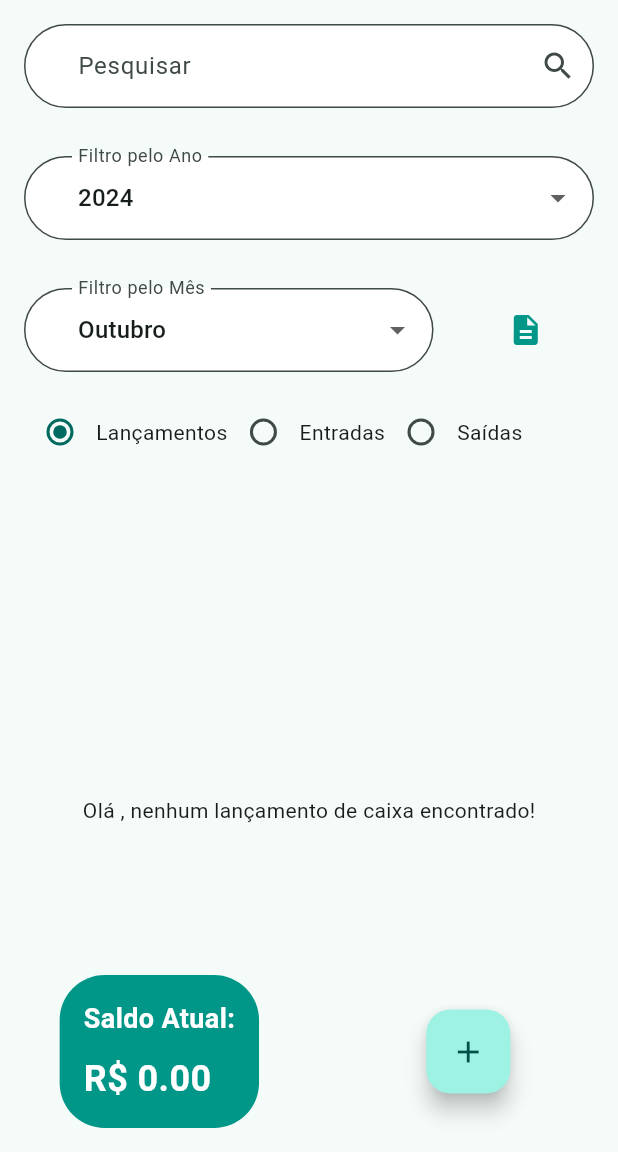
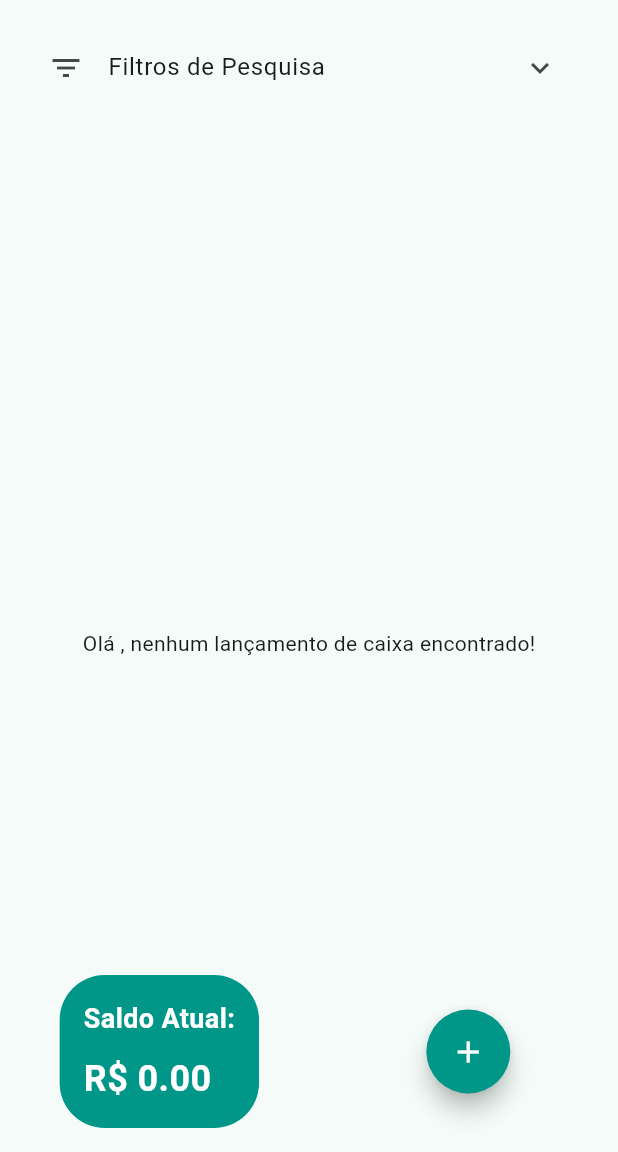
Before and after one commit to Caio-eng/leal_financial_point, a Flutter app: the screen it shows once a user with an empty profile is signed in, in the side drawer, after a tap on "Caixa", on a phone screen of 412 x 824 dp, the part 84-1236 px from its top. Run offline on Flutter 3.47's test engine with Material 3 defaults, Android fonts, the phone set to English and light mode, and no system bars; drawn by our look-alikes of flutter_speed_dial; our stand-ins replace cloud_firestore, firebase_auth, firebase_core, firebase_storage, gallery_saver, image_picker and 2 more; missing offline and left inert: dart:html, validadores; accounts and stored records are empty; generated files the repository leaves out were written again.

Commit message:
melhoria no layout

```diff
--- a/lib/screen/fiancial_screen/financial_box_screen.dart
+++ b/lib/screen/fiancial_screen/financial_box_screen.dart
@@ -3,6 +3,7 @@ import 'dart:io';
 import 'package:cloud_firestore/cloud_firestore.dart';
 import 'package:firebase_auth/firebase_auth.dart';
 import 'package:flutter/material.dart';
+import 'package:flutter_speed_dial/flutter_speed_dial.dart';
 import 'package:leal_apontar/components/menu.dart';
 import 'package:leal_apontar/model/financial_box.dart';
 import 'package:leal_apontar/screen/fiancial_screen/financial_box_register_screen.dart';
@@ -86,37 +87,15 @@ class _FinancialBoxScreenState extends State<FinancialBoxScreen> {
         children: [
           Padding(
             padding: const EdgeInsets.all(16),
-            child: TextField(
-              controller: _searchController,
-              decoration: InputDecoration(
-                contentPadding: const EdgeInsets.fromLTRB(32, 16, 32, 16),
-                hintText: 'Digite o que deseja pesquisar',
-                labelText: 'Pesquisar',
-                suffixIcon: IconButton(
-                  icon: const Icon(Icons.search),
-                  onPressed: () {
-                    setState(() {
-                      searchQuery = _searchController.text.trim().toLowerCase();
-                      saldoCalculado = false; // Reseta cálculo de saldo ao pesquisar
-                    });
-                  },
-                ),
-                filled: true,
-                fillColor: Colors.white,
-                border: OutlineInputBorder(
-                  borderRadius: BorderRadius.circular(32),
-                ),
-              ),
-              onChanged: (value) {
-                setState(() {
-                  searchQuery = value.trim().toLowerCase();
-                  saldoCalculado = false; // Reseta cálculo de saldo ao digitar
-                });
-              },
-            ),
-          ),
+            child: ExpansionTile(
+              title: const Text('Filtros de Pesquisa'),
+              leading: const Icon(Icons.filter_list),
+              children: [
                 Padding(
                   padding: const EdgeInsets.all(16),
+                  child: Row(
+                    children: [
+                      Expanded(
                         child: DropdownButtonFormField<String>(
                           value: anoSelecionado,
                           items: getAnoOptions(),
@@ -132,12 +111,8 @@ class _FinancialBoxScreenState extends State<FinancialBoxScreen> {
                           ),
                         ),
                       ),
-          Padding(
-            padding: const EdgeInsets.all(16),
-            child: Row(
-              children: [
+                      const SizedBox(width: 16),
                       Expanded(
-                  flex: 3,
                         child: DropdownButtonFormField<String>(
                           value: mesSelecionado,
                           items: getMesOptions(),
@@ -152,23 +127,6 @@ class _FinancialBoxScreenState extends State<FinancialBoxScreen> {
                           ),
                         ),
                       ),
-                const SizedBox(width: 16),
-                Expanded(
-                  child: Tooltip(
-                    message: 'Gerar relatório de lançamentos',
-                    child: SizedBox(
-                      width: 48.0, // Largura desejada
-                      height: 48.0,
-                      child: IconButton(
-                          onPressed: (){
-                            FinancialReportService().generateFinancialReport(financialBoxs, double.parse(saldoAtual.toStringAsFixed(2)));
-                            customSnackBar(context, 'Relatório financeiro gerado com sucesso!');
-                          },
-                          icon: const Icon(Icons.description, color: Colors.teal,),
-                      ),
-                    ),
-                  ),
-                )
                     ],
                   ),
                 ),
@@ -224,6 +182,9 @@ class _FinancialBoxScreenState extends State<FinancialBoxScreen> {
                           ),
                           const Text('Saídas'),
                         ],
+                      ),
+                    ],
+                  ),
                 ),
               ],
             ),
@@ -400,8 +361,20 @@ class _FinancialBoxScreenState extends State<FinancialBoxScreen> {
               ],
             ),
           ),
-          FloatingActionButton(
-            onPressed: () {
+          SpeedDial(
+            // Ícone principal do botão
+            icon: Icons.add,
+            activeIcon: Icons.close,
+            backgroundColor: Colors.teal,
+            foregroundColor: Colors.white,
+
+            // Lista de botões secundários
+            children: [
+              SpeedDialChild(
+                child: const Icon(Icons.attach_money),
+                label: 'Registrar Caixa',
+                backgroundColor: Colors.teal,
+                onTap: () {
                   Navigator.push(
                     context,
                     MaterialPageRoute(
@@ -412,8 +385,18 @@ class _FinancialBoxScreenState extends State<FinancialBoxScreen> {
                   );
                   saldoCalculado = false;
                 },
-            child: const Icon(Icons.add),
               ),
+              SpeedDialChild(
+                child: const Icon(Icons.description),
+                label: 'Gerar relatório de lançamentos',
+                backgroundColor: Colors.teal,
+                onTap: () {
+                 FinancialReportService().generateFinancialReport(financialBoxs, saldoAtual);
+                 customSnackBar(context, 'Relatório financeiro gerado com sucesso!');
+                },
+              ),
+            ],
+          )
         ],
       ),
     );
```
Also changed, not shown: 1 other file. Lines whose indentation alone changed are shown as unchanged.
